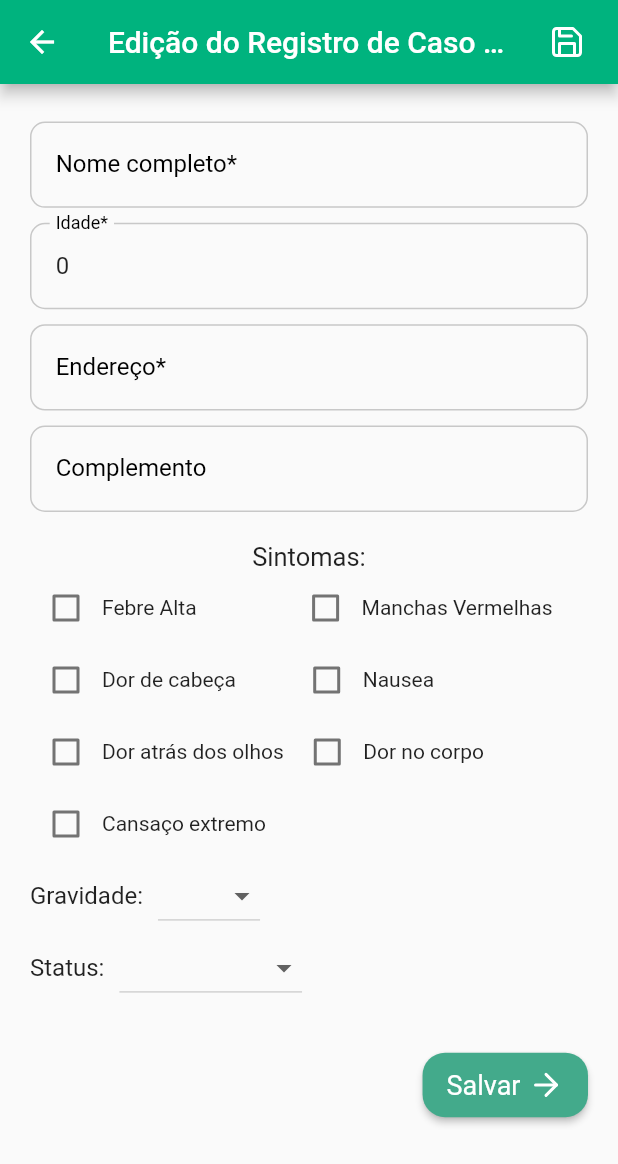
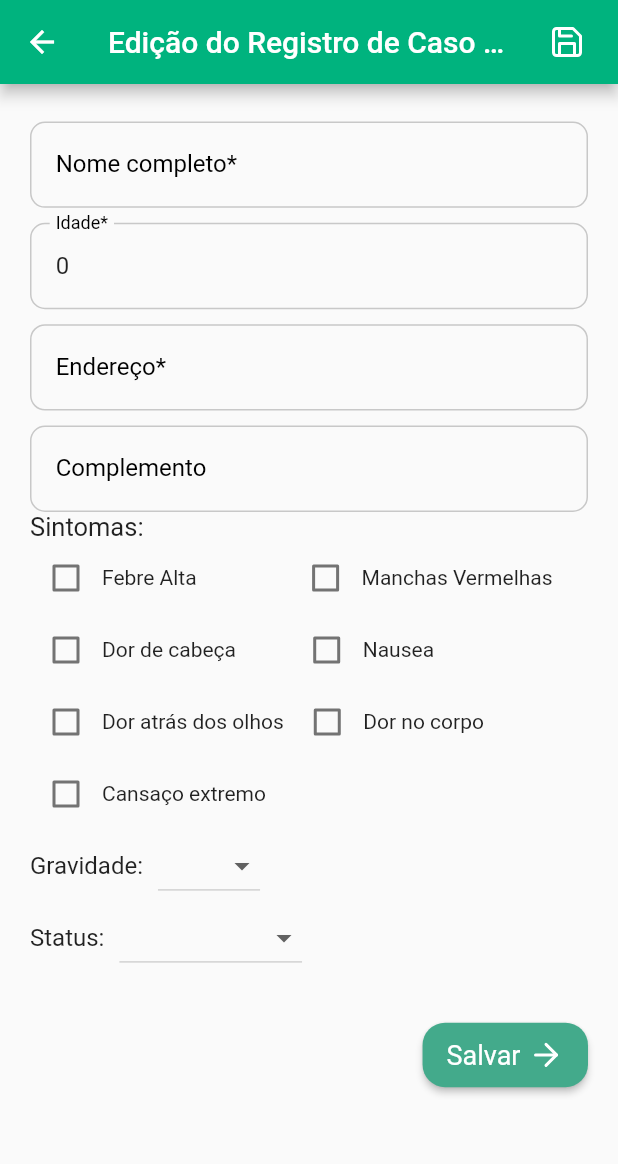
Before and after one commit to rp-5/dengue-frontend, a Flutter app: the HumanEdit screen opened directly with empty values, on a phone screen of 412 x 824 dp. Shown: the top 1164 px of the screen. Run offline on Flutter 3.47's test engine with Material 2 defaults, Android fonts, the phone set to English and light mode, and no system bars; our stand-ins replace animated_bottom_navigation_bar, charts_flutter, flutter_feather_icons; network calls fail.

Commit message:
"Sintomas:" label idented

```diff
--- a/dengue/lib/src/pages/human_edit.dart
+++ b/dengue/lib/src/pages/human_edit.dart
@@ -146,10 +146,16 @@ class HumanEditState extends State<HumanEdit> {
                   onChanged: (value) =>
                       _humanRegisterController.setComplement(value),
                 ),
-                const SizedBox(
-                  height: 20,
+                Row(
+                  children: [
+                    const Text(
+                      'Sintomas:',
+                      style: TextStyle(
+                        fontSize: 17,
+                      ),
+                    ),
+                  ],
                 ),
-                const Text('Sintomas:', style: TextStyle(fontSize: 17)),
                 Row(
                   children: [
                     Checkbox(
```
Also changed, not shown: dengue/lib/src/pages/human_register.dart (+9 -5 lines).
